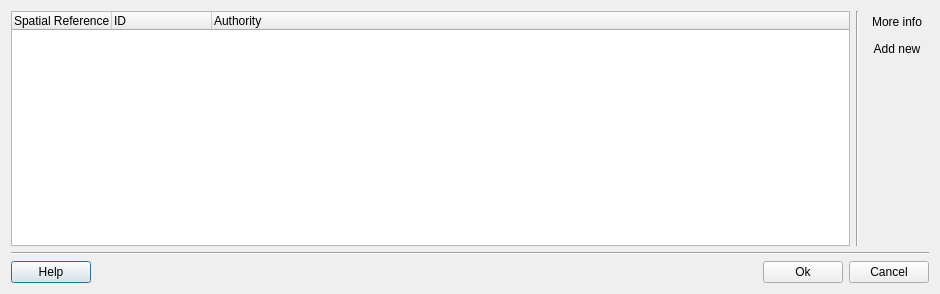
Above: src/terralib/qt/widgets/srs/ui/SRSManagerDialogForm.ui from claudiobogossian/terralib5 before the change. Below: the same form after it.
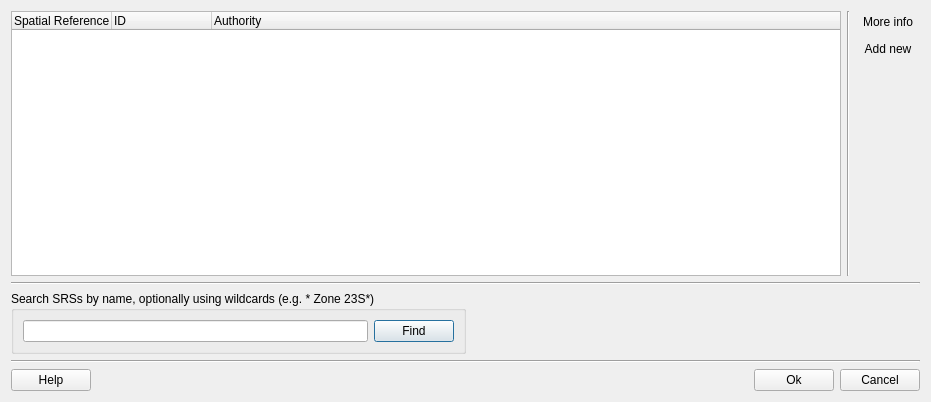
That is the form after the change.

Commit message: including a search field in the dialog

```diff
--- a/src/terralib/qt/widgets/srs/ui/SRSManagerDialogForm.ui
+++ b/src/terralib/qt/widgets/srs/ui/SRSManagerDialogForm.ui
@@ -9,8 +9,8 @@
    <rect>
     <x>0</x>
     <y>0</y>
-    <width>940</width>
-    <height>294</height>
+    <width>931</width>
+    <height>402</height>
    </rect>
   </property>
   <property name="windowTitle">
@@ -126,6 +126,59 @@
        </property>
       </widget>
      </item>
+     <item>
+      <layout class="QHBoxLayout" name="horizontalLayout_5">
+       <item>
+        <widget class="QGroupBox" name="groupBox">
+         <property name="title">
+          <string>Search SRSs by name, optionally using wildcards (e.g. * Zone 23S*)</string>
+         </property>
+         <layout class="QHBoxLayout" name="horizontalLayout_4">
+          <item>
+           <layout class="QHBoxLayout" name="horizontalLayout_3">
+            <item>
+             <widget class="QLineEdit" name="m_searchedSRSLineEdit"/>
+            </item>
+            <item>
+             <widget class="QPushButton" name="m_findSRSPushButton">
+              <property name="text">
+               <string>Find</string>
+              </property>
+             </widget>
+            </item>
+           </layout>
+          </item>
+         </layout>
+        </widget>
+       </item>
+       <item>
+        <spacer name="horizontalSpacer_2">
+         <property name="orientation">
+          <enum>Qt::Horizontal</enum>
+         </property>
+         <property name="sizeHint" stdset="0">
+          <size>
+           <width>40</width>
+           <height>20</height>
+          </size>
+         </property>
+        </spacer>
+       </item>
+      </layout>
+     </item>
+     <item>
+      <widget class="Line" name="line_3">
+       <property name="minimumSize">
+        <size>
+         <width>800</width>
+         <height>0</height>
+        </size>
+       </property>
+       <property name="orientation">
+        <enum>Qt::Horizontal</enum>
+       </property>
+      </widget>
+     </item>
      <item>
       <layout class="QHBoxLayout" name="horizontalLayout">
        <item>
```
The commit also changes 2 other files.
